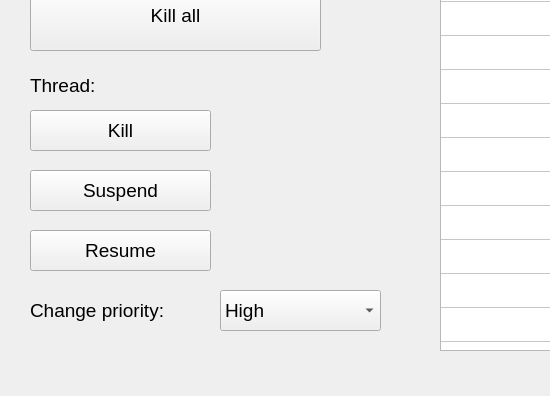
Old version of the form os/labs/lab5/OS_lab_5/mainwindow.ui in the repository pavloMykhalevych/University_labs_LPNU_IKNI_PZ; both pictures show x 0 to 550 and y 240 to 636 of the 1077 by 636 pixel window.
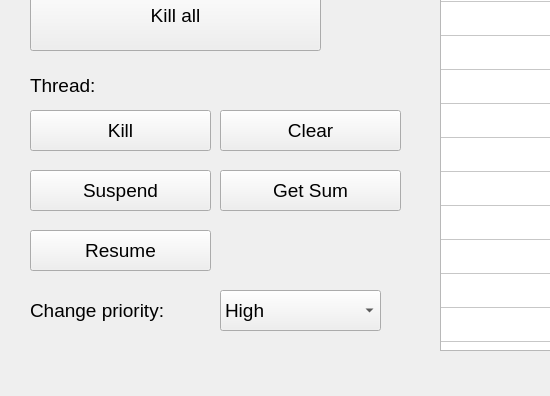
New version of the form.

```diff
--- a/os/labs/lab5/OS_lab_5/mainwindow.ui
+++ b/os/labs/lab5/OS_lab_5/mainwindow.ui
@@ -413,6 +413,42 @@
      <string/>
     </property>
    </widget>
+   <widget class="QPushButton" name="pushButton_clear">
+    <property name="geometry">
+     <rect>
+      <x>220</x>
+      <y>350</y>
+      <width>181</width>
+      <height>41</height>
+     </rect>
+    </property>
+    <property name="font">
+     <font>
+      <pointsize>14</pointsize>
+     </font>
+    </property>
+    <property name="text">
+     <string>Clear</string>
+    </property>
+   </widget>
+   <widget class="QPushButton" name="pushButton_get_sum">
+    <property name="geometry">
+     <rect>
+      <x>220</x>
+      <y>410</y>
+      <width>181</width>
+      <height>41</height>
+     </rect>
+    </property>
+    <property name="font">
+     <font>
+      <pointsize>14</pointsize>
+     </font>
+    </property>
+    <property name="text">
+     <string>Get Sum</string>
+    </property>
+   </widget>
   </widget>
  </widget>
  <resources/>
```
